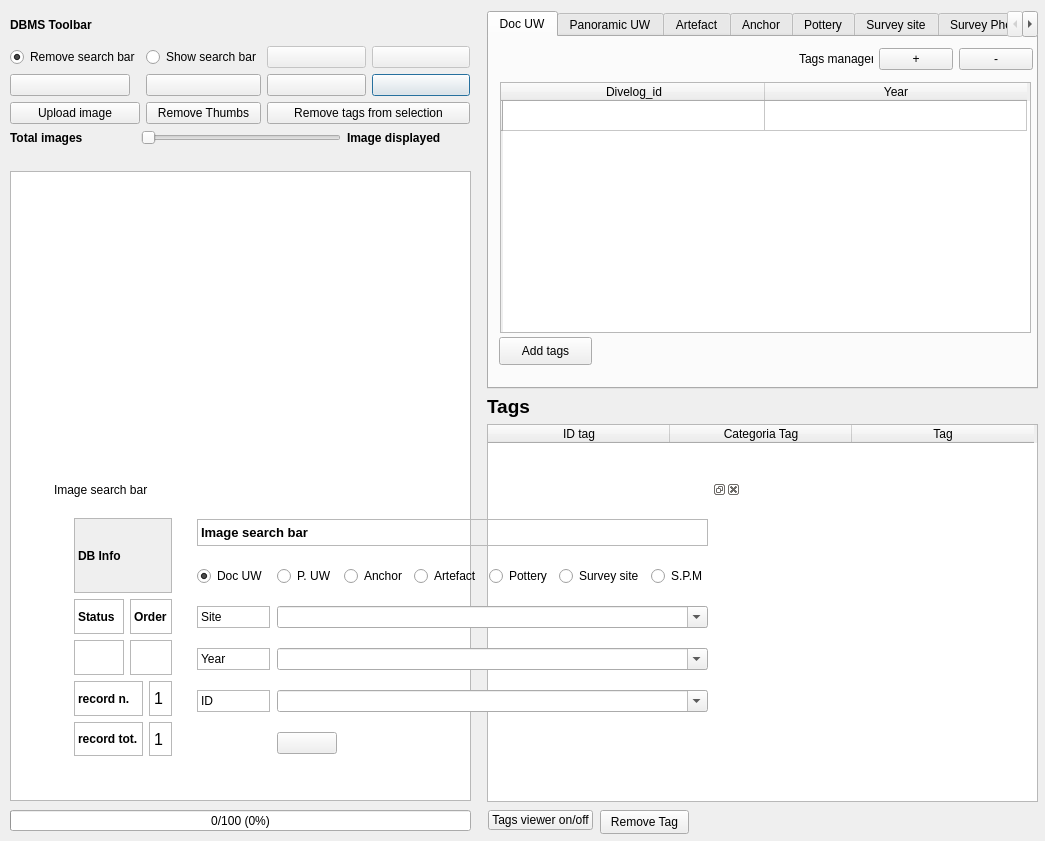
This is gui/ui/hff_system__image_viewer_dialog.ui in enzococca/HFF as Qt 5 draws it before an edit. The edited form follows.
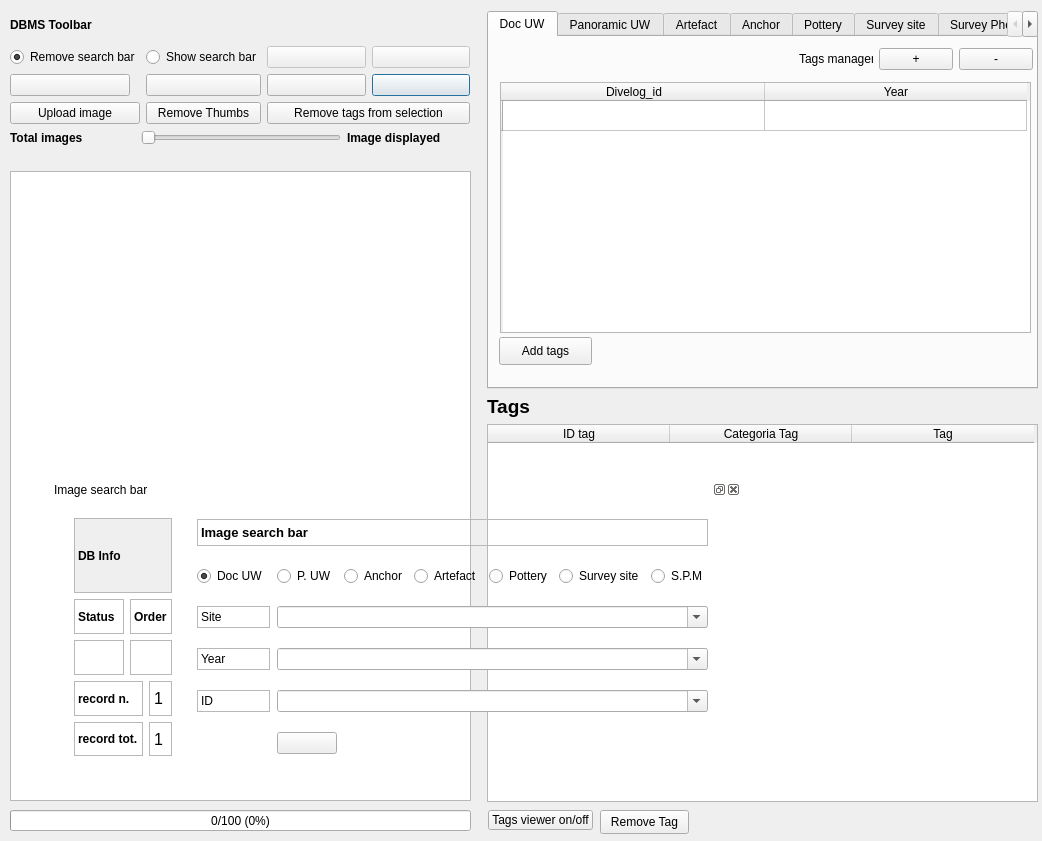
This is the edited form. Icons and pictures are not drawn. Custom widgets are drawn as their Qt base class.

The edit to the form file:
```diff
--- a/gui/ui/hff_system__image_viewer_dialog.ui
+++ b/gui/ui/hff_system__image_viewer_dialog.ui
@@ -6,7 +6,7 @@
    <rect>
     <x>0</x>
     <y>0</y>
-    <width>1045</width>
+    <width>1042</width>
     <height>841</height>
    </rect>
   </property>
```
Left out of the diff: 132 changed lines with no effect on the pictures.
